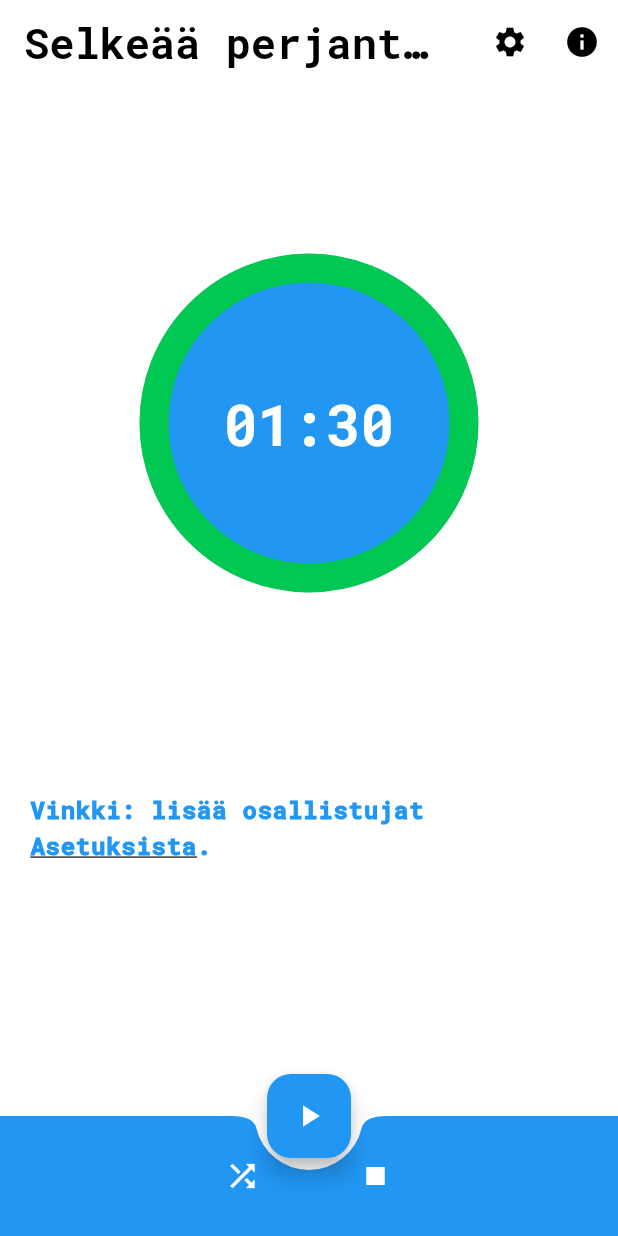
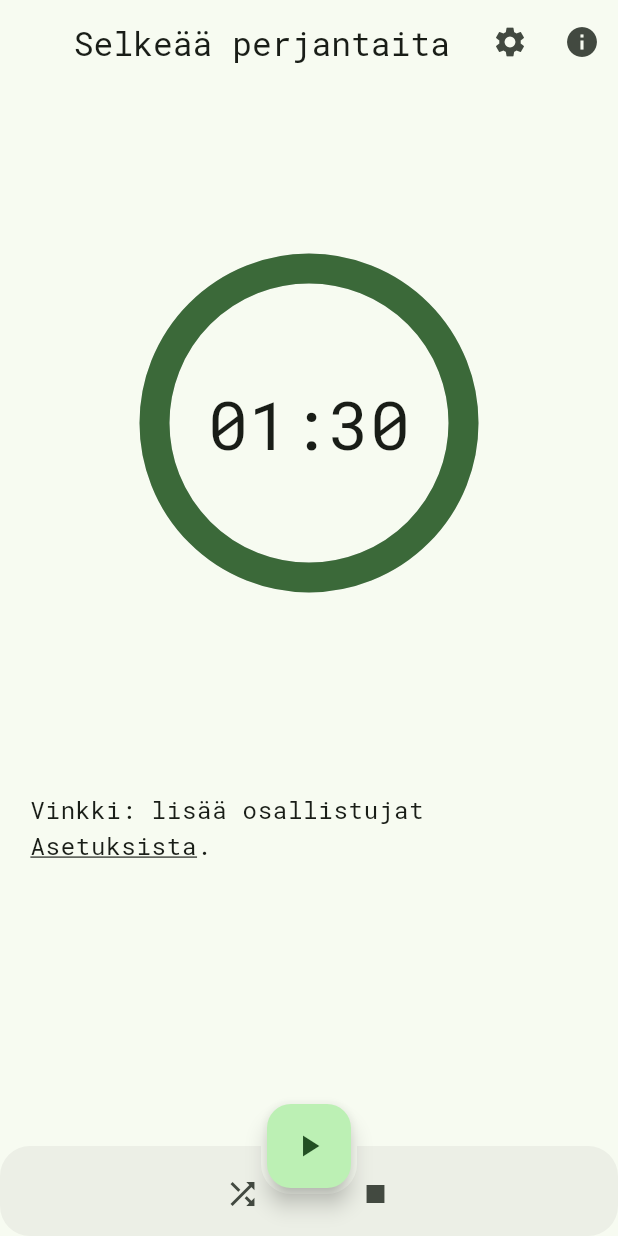
Before and after one commit to areee/flutter_participants_lottery, a Flutter app: the screen it shows after launch, on a phone screen of 412 x 824 dp. Run offline on Flutter 3.47's test engine with Material 2 defaults, Android fonts, the phone set to English and light mode, and no system bars; drawn by our look-alikes of circular_countdown_timer; our stand-ins replace get, get_storage, google_fonts; missing offline and left inert: about, emoji_alert, random_avatar.

Commit message:
Add updated theme (#75)
* Update the app version number

* Update the FPL theme & fine-tune element styles

* Update the GH pages deploying workflow

```diff
--- a/lib/components/custom_app_bar.dart
+++ b/lib/components/custom_app_bar.dart
@@ -5,7 +5,6 @@ PreferredSizeWidget customAppBar(
   return AppBar(
     title: Text(
       title,
-      style: Theme.of(context).textTheme.headlineMedium,
     ),
     centerTitle: true,
     actions: actions,
--- a/lib/components/custom_bottom_app_bar.dart
+++ b/lib/components/custom_bottom_app_bar.dart
@@ -10,11 +10,16 @@ class CustomBottomAppBar extends StatelessWidget {
     final Controller c = Get.find();
 
     return BottomAppBar(
-      notchMargin: 8,
-      shape: const CircularNotchedRectangle(),
-      color: Theme.of(context).colorScheme.primary,
-      child: IconTheme(
-        data: IconThemeData(color: Theme.of(context).colorScheme.onPrimary),
+      height: 60,
+      notchMargin: 4,
+      shape: AutomaticNotchedShape(
+        RoundedRectangleBorder(
+          borderRadius: BorderRadius.circular(20),
+        ),
+        RoundedRectangleBorder(
+          borderRadius: BorderRadius.circular(20),
+        ),
+      ),
       child: Row(
         children: <Widget>[
           const Spacer(
@@ -42,7 +47,6 @@ class CustomBottomAppBar extends StatelessWidget {
           ),
         ],
       ),
-      ),
     );
   }
 }
--- a/lib/components/custom_circular_count_down_timer.dart
+++ b/lib/components/custom_circular_count_down_timer.dart
@@ -18,16 +18,15 @@ class CustomCircularCountDownTimer extends StatelessWidget {
       height: MediaQuery.of(context).size.height / 2,
       duration: c.timerDuration.value,
       initialDuration: 0,
-      fillColor: Theme.of(context).colorScheme.secondary,
+      fillColor: Theme.of(context).colorScheme.primary,
       ringColor: Colors.grey[300]!,
       controller: c.countDownController.value,
       ringGradient: null,
       fillGradient: null,
-      backgroundColor: Theme.of(context).colorScheme.primary,
       backgroundGradient: null,
       strokeWidth: 20.0,
       strokeCap: StrokeCap.round,
-      textStyle: Theme.of(context).textTheme.displaySmall,
+      textStyle: Theme.of(context).textTheme.displayMedium,
       textFormat: CountdownTextFormat.MM_SS,
       isReverse: true,
       isReverseAnimation: true,
@@ -49,9 +48,12 @@ class CustomCircularCountDownTimer extends StatelessWidget {
         enableMainButton: true,
         mainButtonText: Text(
           'Sulje',
-          style: Theme.of(context).textTheme.bodyMedium,
+          style: Theme.of(context).textTheme.bodyMedium?.copyWith(
+                color: Theme.of(context).colorScheme.onPrimary,
+              ),
         ),
         mainButtonColor: Theme.of(context).colorScheme.primary,
+        secondaryButtonColor: Theme.of(context).colorScheme.secondary,
         onMainButtonPressed: () {
           Get.back();
         },
--- /dev/null
+++ b/lib/fpl_theme.dart
@@ -0,0 +1,15 @@
+import 'package:flutter/material.dart';
+import 'package:google_fonts/google_fonts.dart';
+
+ThemeData fplTheme(Brightness brightness) {
+  var baseTheme = ThemeData(
+    colorScheme: ColorScheme.fromSeed(
+      seedColor: Colors.green,
+      brightness: brightness,
+    ),
+    useMaterial3: true,
+  );
+
+  return baseTheme.copyWith(
+      textTheme: GoogleFonts.robotoMonoTextTheme(baseTheme.textTheme));
+}
--- a/lib/main.dart
+++ b/lib/main.dart
@@ -3,7 +3,7 @@ import 'package:flutter_participants_lottery/pages/about_page.dart';
 import 'package:get/get.dart';
 import 'package:get_storage/get_storage.dart';
 import 'components/app_bar_text.dart';
-import 'fpl_themes.dart';
+import 'fpl_theme.dart';
 import 'pages/home_page.dart';
 
 Future<void> main() async {
@@ -30,8 +30,8 @@ class FplApp extends StatelessWidget {
       ],
       debugShowCheckedModeBanner: false,
       title: 'Osallistujien arvonta',
-      darkTheme: darkFplTheme(context),
-      theme: lightFplTheme(context),
+      darkTheme: fplTheme(Brightness.dark),
+      theme: fplTheme(Brightness.light),
     );
   }
 }
--- a/pubspec.yaml
+++ b/pubspec.yaml
@@ -2,7 +2,7 @@ name: flutter_participants_lottery
 description: Osallistujien arvontasovellus. A participants lottery app.
 publish_to: 'none' # Remove this line if you wish to publish to pub.dev
 
-version: 2.1.0+1
+version: 2.2.0+1
 
 _author: Arttu Ylhävuori
 
```
Also changed, not shown: lib/fpl_themes.dart (deleted, +0 -82 lines), 1 other file. Lines whose indentation alone changed are shown as unchanged.
